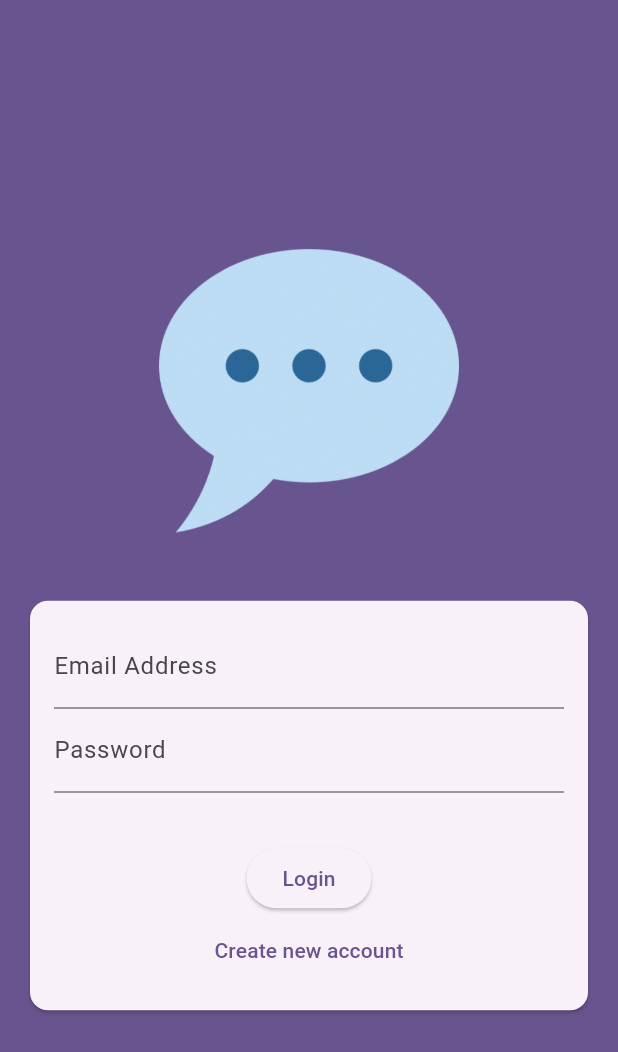
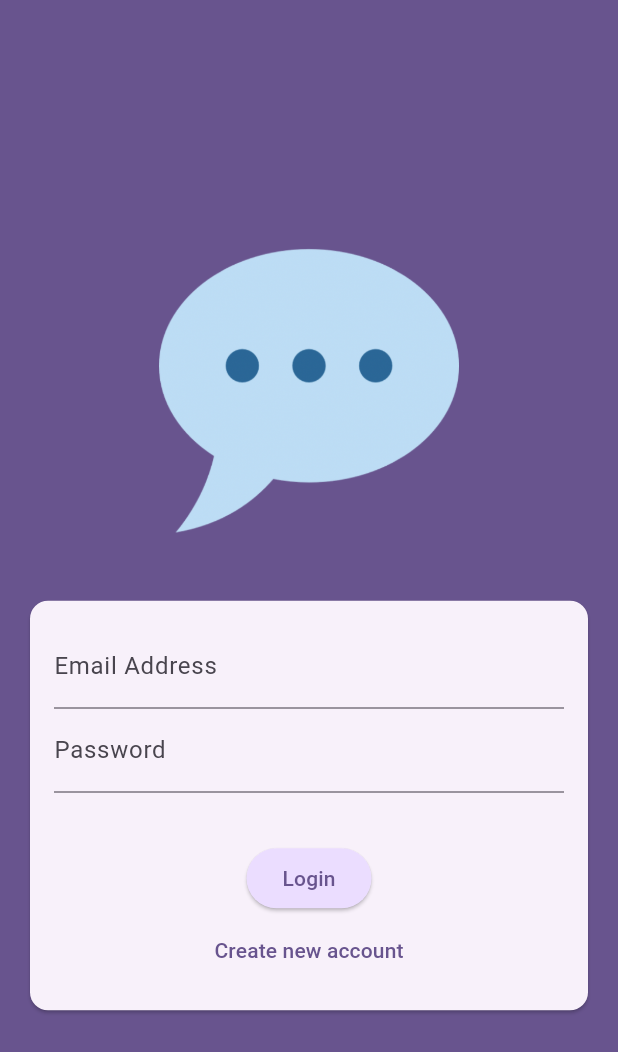
Before and after one commit to gasteac/flutter_firebase, a Flutter app: the screen it shows after launch, on a phone screen of 412 x 824 dp. Shown: the top 1052 px of the screen. Run offline on Flutter 3.47's test engine with Material 2 defaults, Android fonts, the phone set to English and light mode, and no system bars.

Commit message:
authScreen

```diff
--- a/lib/screens/auth.dart
+++ b/lib/screens/auth.dart
@@ -12,9 +12,7 @@ class _AuthScreenState extends State<AuthScreen> {
   @override
   Widget build(BuildContext context) {
     return Scaffold(
-      backgroundColor: _isLogin
-      ? Theme.of(context).colorScheme.primary
-      : Theme.of(context).colorScheme.onPrimaryContainer,
+      backgroundColor: Theme.of(context).colorScheme.primary,
       body: Center(
         child: SingleChildScrollView(
           child: Column(
@@ -48,6 +46,11 @@ class _AuthScreenState extends State<AuthScreen> {
                           ),
                           const SizedBox(height: 33),
                           ElevatedButton(
+                            style: ElevatedButton.styleFrom(
+                              backgroundColor: Theme.of(context)
+                                  .colorScheme
+                                  .primaryContainer,
+                            ),
                             onPressed: () {},
                             child: Text(_isLogin ? 'Login' : 'Sign Up'),
                           ),
```
